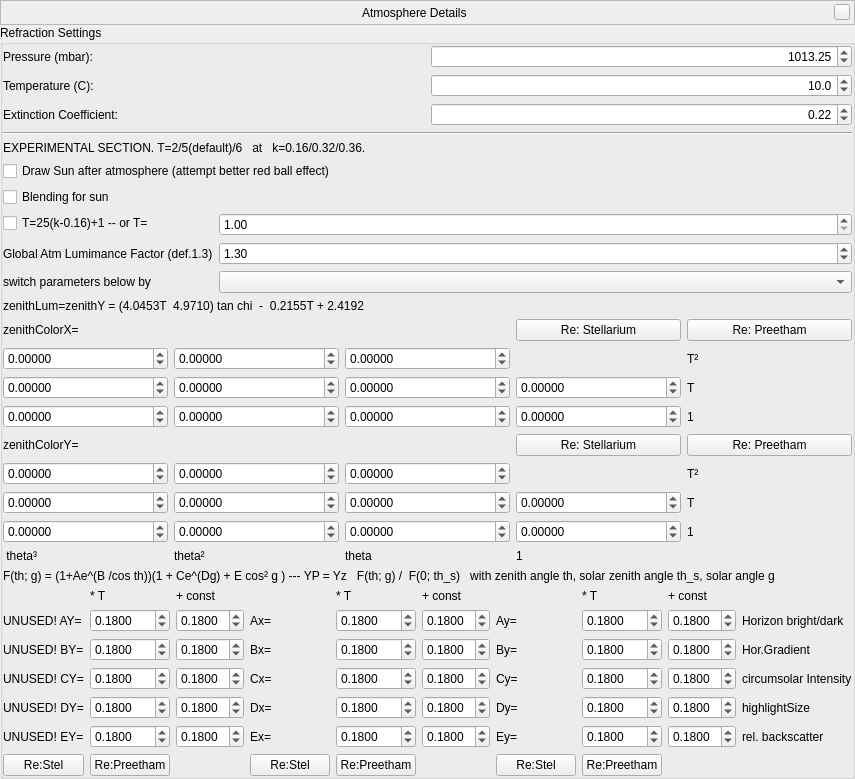
This is src/gui/atmosphereDialog.ui in woongbak/stellarium as Qt 5 draws it before an edit. The edited form follows.
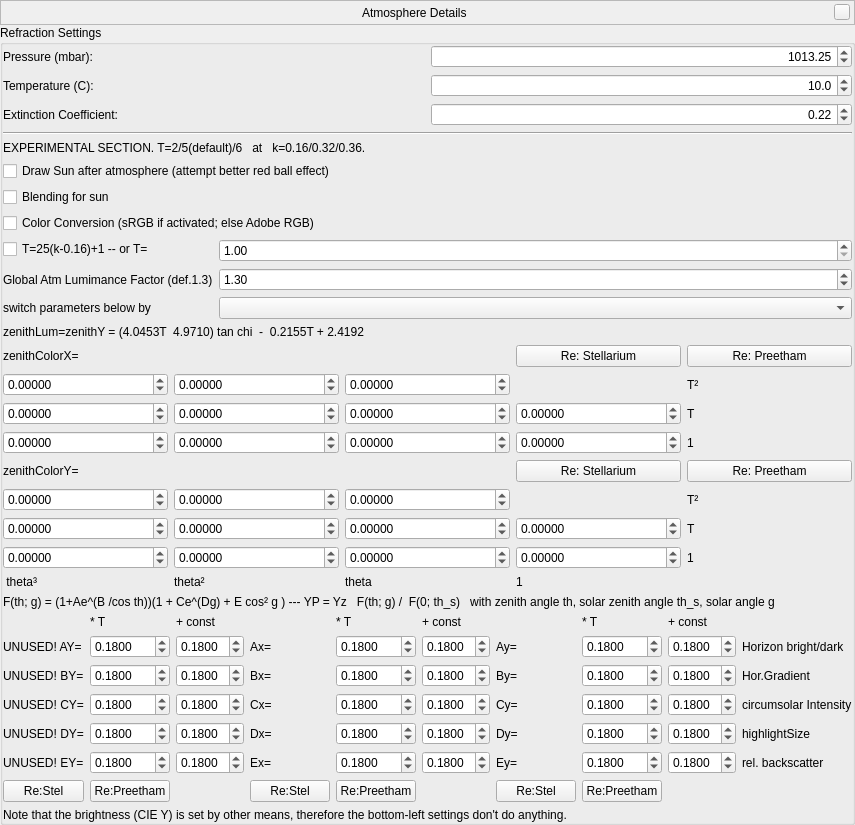
This is the edited form. Custom widgets are drawn as their Qt base class.

What changed in the file:
```diff
--- a/src/gui/atmosphereDialog.ui
+++ b/src/gui/atmosphereDialog.ui
@@ -7,7 +7,7 @@
     <x>0</x>
     <y>0</y>
     <width>796</width>
-    <height>737</height>
+    <height>781</height>
    </rect>
   </property>
   <layout class="QVBoxLayout" name="verticalLayout">
@@ -263,6 +263,17 @@
         </property>
        </widget>
       </item>
+      <item>
+       <layout class="QHBoxLayout" name="horizontalLayout_RGBselector">
+        <item>
+         <widget class="QCheckBox" name="checkBox_sRGB">
+          <property name="text">
+           <string>Color Conversion (sRGB if activated; else Adobe RGB)</string>
+          </property>
+         </widget>
+        </item>
+       </layout>
+      </item>
       <item>
        <layout class="QFormLayout" name="formLayout">
         <item row="3" column="0">
@@ -1614,6 +1625,13 @@
         </property>
        </spacer>
       </item>
+      <item>
+       <widget class="QLabel" name="label_36">
+        <property name="text">
+         <string>Note that the brightness (CIE Y) is set by other means, therefore the bottom-left settings don't do anything.</string>
+        </property>
+       </widget>
+      </item>
      </layout>
     </widget>
    </item>
```
Lines whose indentation alone changed are shown as unchanged.
